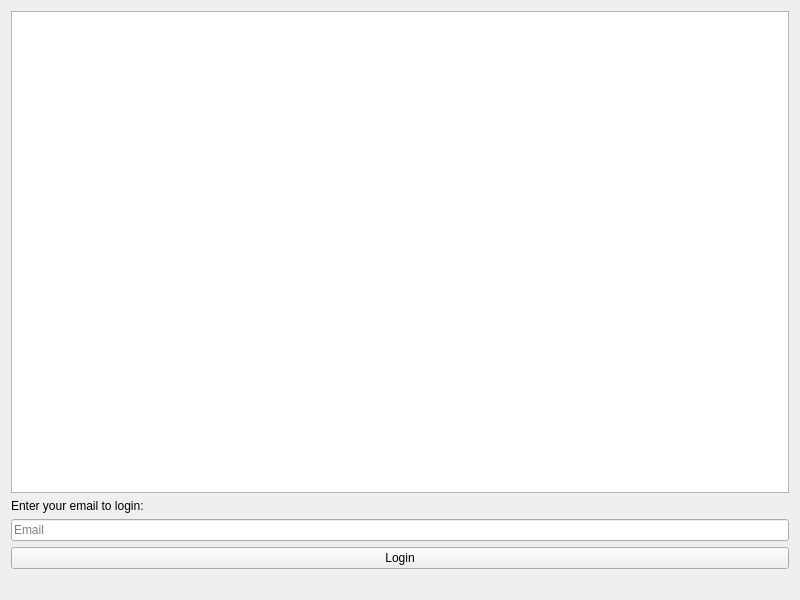
aliemrepmk/Mentorhub, file Week 1/BasicDB/gui_designs/LoginWindow.ui: the form before one commit.
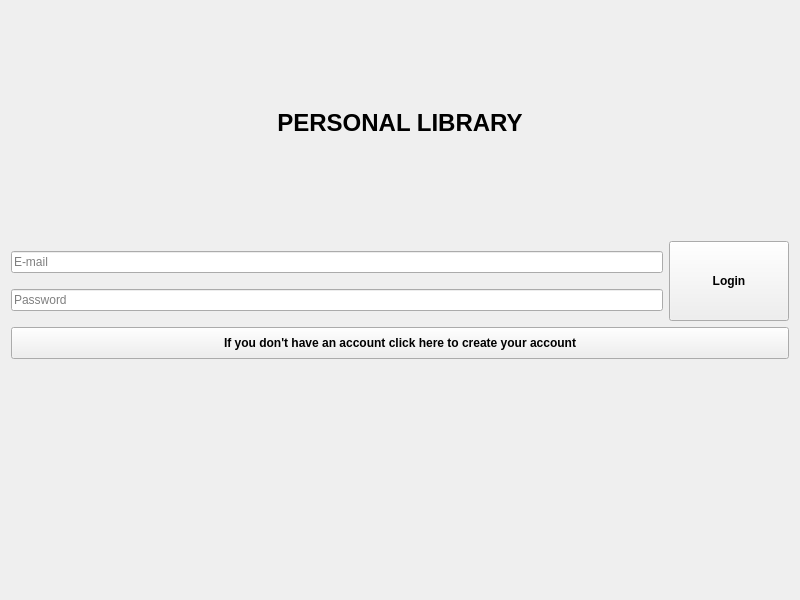
The form after the commit.

Commit message: add account creation logic

```diff
--- a/Week 1/BasicDB/gui_designs/LoginWindow.ui
+++ b/Week 1/BasicDB/gui_designs/LoginWindow.ui
@@ -16,31 +16,68 @@
     <height>600</height>
    </size>
   </property>
-  <property name="windowTitle">
-   <string>Login</string>
-  </property>
-  <layout class="QVBoxLayout" name="verticalLayout">
+  <layout class="QVBoxLayout" name="mainLayout">
    <item>
-    <widget class="QTableWidget" name="userTable"/>
-   </item>
-   <item>
-    <widget class="QLabel" name="label">
+    <widget class="QLabel" name="titleLabel">
      <property name="text">
-      <string>Enter your email to login:</string>
+      <string>PERSONAL LIBRARY</string>
      </property>
+     <property name="alignment">
+      <set>Qt::AlignCenter</set>
+     </property>
+     <property name="styleSheet">
+      <string notr="true">font-size: 24px; font-weight: bold;</string>
+     </property>
     </widget>
    </item>
    <item>
-    <widget class="QLineEdit" name="emailInput">
-     <property name="placeholderText">
-      <string>Email</string>
-     </property>
-    </widget>
+    <layout class="QHBoxLayout" name="formLayout">
+     <item>
+      <layout class="QVBoxLayout" name="inputLayout">
+       <item>
+        <widget class="QLineEdit" name="emailInput">
+         <property name="placeholderText">
+          <string>E-mail</string>
+         </property>
+        </widget>
+       </item>
+       <item>
+        <widget class="QLineEdit" name="passwordInput">
+         <property name="placeholderText">
+          <string>Password</string>
+         </property>
+         <property name="echoMode">
+          <enum>QLineEdit::Password</enum>
+         </property>
+        </widget>
+       </item>
+      </layout>
+     </item>
+     <item>
+      <widget class="QPushButton" name="loginButton">
+       <property name="text">
+        <string>Login</string>
+       </property>
+       <property name="minimumSize">
+        <size>
+         <width>120</width>
+         <height>80</height>
+        </size>
+       </property>
+       <property name="styleSheet">
+        <string notr="true">font-weight: bold;</string>
+       </property>
+      </widget>
+     </item>
+    </layout>
    </item>
    <item>
-    <widget class="QPushButton" name="loginButton">
+    <widget class="QPushButton" name="createAccountButton">
      <property name="text">
-      <string>Login</string>
+      <string>If you don't have an account click here to create your account</string>
+     </property>
+     <property name="styleSheet">
+      <string notr="true">font-weight: bold; padding: 8px;</string>
      </property>
     </widget>
    </item>
@@ -49,6 +86,9 @@
      <property name="text">
       <string/>
      </property>
+     <property name="alignment">
+      <set>Qt::AlignCenter</set>
+     </property>
     </widget>
    </item>
   </layout>
```
The commit also changes 83 other files.
